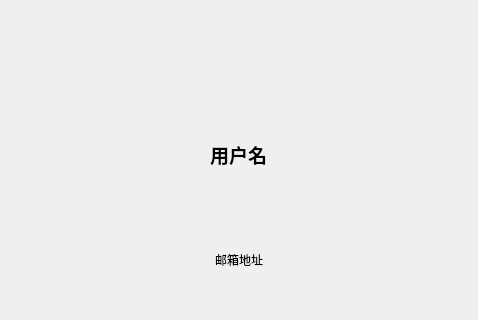
Qt form client/homedialog.ui (KBchulan/HungerYet) before a commit; both pictures show x 0 to 478 and y 153 to 473 of the 478 by 473 pixel window.
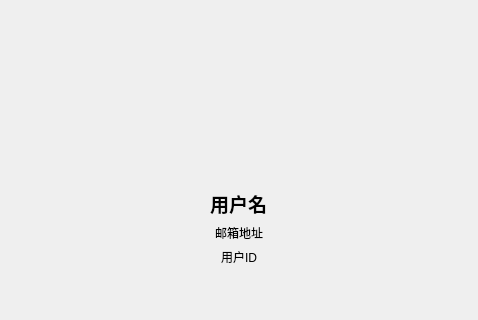
The same form after that commit.

The edit to the form file:
```diff
--- a/client/homedialog.ui
+++ b/client/homedialog.ui
@@ -16,6 +16,19 @@
   <layout class="QVBoxLayout" name="verticalLayout">
    <item>
     <layout class="QVBoxLayout" name="verticalLayout_2">
+     <item>
+      <spacer name="verticalSpacer">
+       <property name="orientation">
+        <enum>Qt::Vertical</enum>
+       </property>
+       <property name="sizeHint" stdset="0">
+        <size>
+         <width>20</width>
+         <height>20</height>
+        </size>
+       </property>
+      </spacer>
+     </item>
      <item alignment="Qt::AlignHCenter">
       <widget class="QLabel" name="avatarLabel">
        <property name="minimumSize">
@@ -38,11 +51,25 @@
        </property>
       </widget>
      </item>
+     <item>
+      <spacer name="verticalSpacer_3">
+       <property name="orientation">
+        <enum>Qt::Vertical</enum>
+       </property>
+       <property name="sizeHint" stdset="0">
+        <size>
+         <width>20</width>
+         <height>20</height>
+        </size>
+       </property>
+      </spacer>
+     </item>
      <item alignment="Qt::AlignHCenter">
       <widget class="QLabel" name="usernameLabel">
        <property name="font">
         <font>
          <pointsize>14</pointsize>
+         <weight>75</weight>
          <bold>true</bold>
         </font>
        </property>
@@ -58,6 +85,26 @@
        </property>
       </widget>
      </item>
+     <item alignment="Qt::AlignHCenter">
+      <widget class="QLabel" name="uidLabel">
+       <property name="text">
+        <string>用户ID</string>
+       </property>
+      </widget>
+     </item>
+     <item>
+      <spacer name="verticalSpacer_2">
+       <property name="orientation">
+        <enum>Qt::Vertical</enum>
+       </property>
+       <property name="sizeHint" stdset="0">
+        <size>
+         <width>20</width>
+         <height>20</height>
+        </size>
+       </property>
+      </spacer>
+     </item>
     </layout>
    </item>
   </layout>
```
